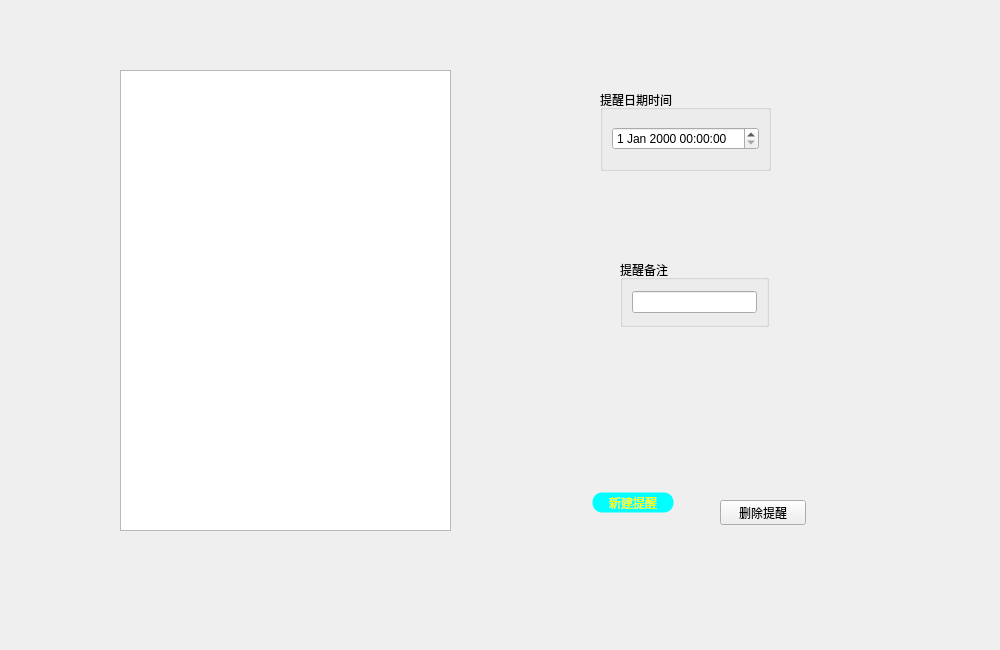
Ruby-Dream/studysoftware, file widget_notice.ui: the form before one commit.
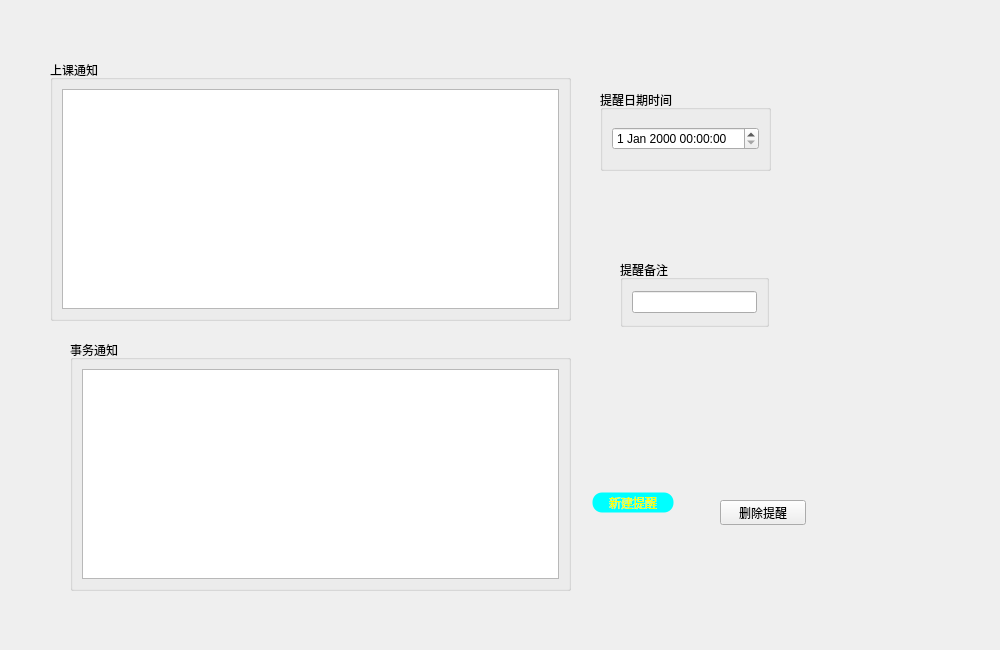
The form after the commit.

Commit message: 修正了主窗口的问题，以后每次改变子窗口组件都会动态释放和分配内存以保持最新内容

What changed in the file:
```diff
--- a/widget_notice.ui
+++ b/widget_notice.ui
@@ -13,16 +13,6 @@
   <property name="windowTitle">
    <string>Form</string>
   </property>
-  <widget class="QTableView" name="tableView">
-   <property name="geometry">
-    <rect>
-     <x>120</x>
-     <y>70</y>
-     <width>331</width>
-     <height>461</height>
-    </rect>
-   </property>
-  </widget>
   <widget class="QPushButton" name="pushButton">
    <property name="geometry">
     <rect>
@@ -92,6 +82,42 @@
     </item>
    </layout>
   </widget>
+  <widget class="QGroupBox" name="groupBox_3">
+   <property name="geometry">
+    <rect>
+     <x>50</x>
+     <y>60</y>
+     <width>521</width>
+     <height>261</height>
+    </rect>
+   </property>
+   <property name="title">
+    <string>上课通知</string>
+   </property>
+   <layout class="QVBoxLayout" name="verticalLayout">
+    <item>
+     <widget class="QTableView" name="tableView"/>
+    </item>
+   </layout>
+  </widget>
+  <widget class="QGroupBox" name="groupBox_4">
+   <property name="geometry">
+    <rect>
+     <x>70</x>
+     <y>340</y>
+     <width>501</width>
+     <height>251</height>
+    </rect>
+   </property>
+   <property name="title">
+    <string>事务通知</string>
+   </property>
+   <layout class="QVBoxLayout" name="verticalLayout_2">
+    <item>
+     <widget class="QTableWidget" name="tableWidget"/>
+    </item>
+   </layout>
+  </widget>
  </widget>
  <resources/>
  <connections/>
```
The commit also changes 6 other files.
